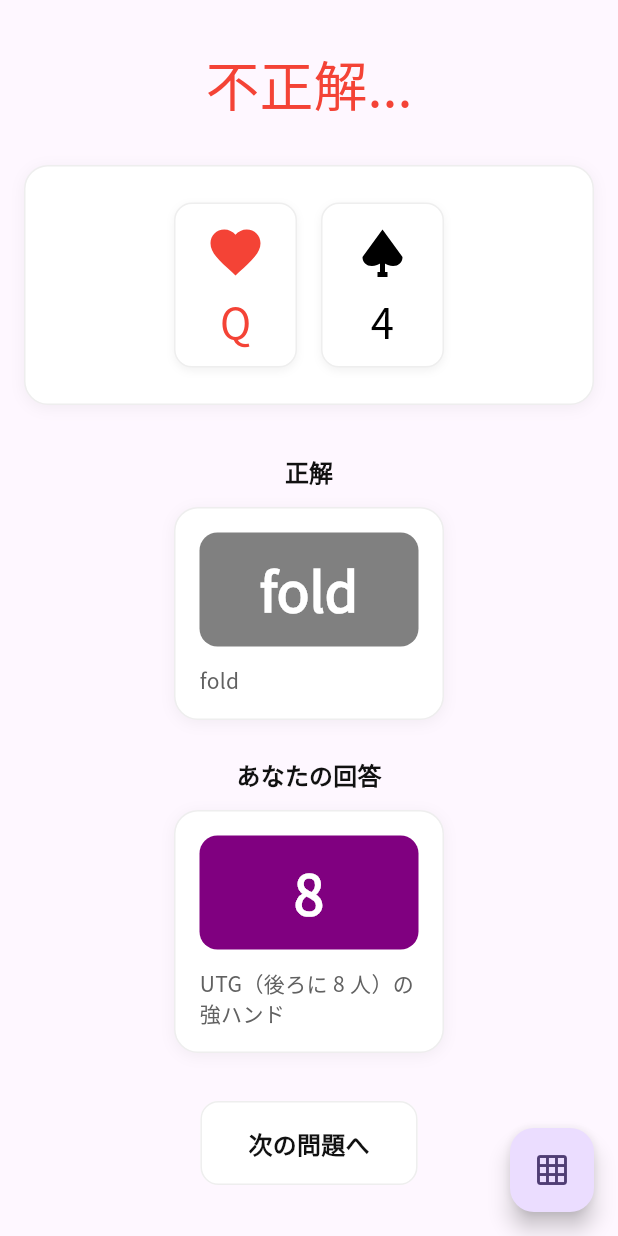
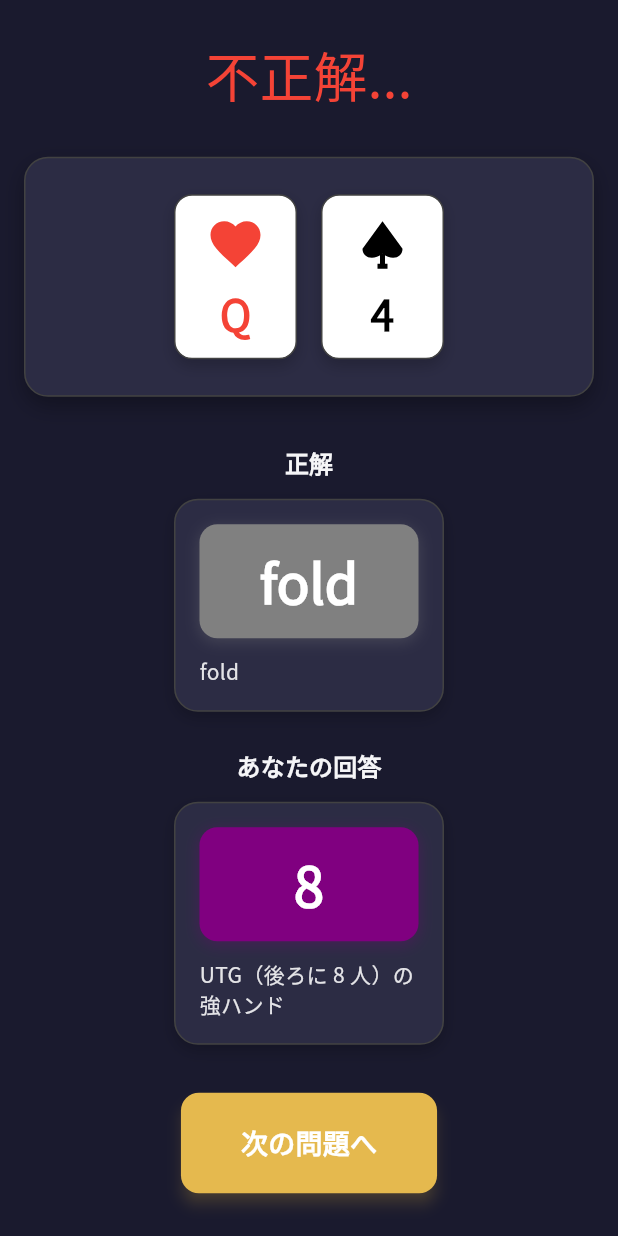
Before and after one commit to kosukesaigusa/preflop, a Flutter app: the screen it shows after launch, after a tap on an icon or button, on a phone screen of 412 x 824 dp. Run offline on Flutter 3.47's test engine with Material 3 defaults, Android fonts, the phone set to English and light mode, and no system bars; our stand-ins replace flutter_svg, freezed_annotation, gap, hooks_riverpod, riverpod_annotation, vector_graphics; generated files the repository leaves out were written again.

Commit message:
feat:  refactor UIs

```diff
--- a/lib/app/page/matrix/matrix_page.dart
+++ b/lib/app/page/matrix/matrix_page.dart
@@ -4,7 +4,7 @@ import 'package:hooks_riverpod/hooks_riverpod.dart';
 
 import '../../../entity/preflop.dart';
 import '../../../logic/preflop_hand_range_matrix.dart';
-import '../../util/typography.dart';
+import '../../../style/typography.dart';
 import '../../widget/preflop_hand_range_matrix_dropdown.dart';
 
 /// マトリックスを表示するページ。
--- a/lib/app/page/quiz/quiz_page.dart
+++ b/lib/app/page/quiz/quiz_page.dart
@@ -7,10 +7,9 @@ import '../../../entity/preflop.dart';
 import '../../../entity/preflop_hand_range_quiz.dart';
 import '../../../logic/preflop_hand_range_matrix.dart';
 import '../../../logic/preflop_hand_range_quiz.dart';
+import '../../../style/typography.dart';
 import '../../util/card.dart';
-import '../../util/typography.dart';
 import '../../widget/preflop_hand_range_matrix_dropdown.dart';
-import '../matrix/matrix_page.dart';
 
 /// クイズを表示するページ。
 class QuizPage extends ConsumerWidget {
@@ -19,9 +18,6 @@ class QuizPage extends ConsumerWidget {
 
   @override
   Widget build(BuildContext context, WidgetRef ref) {
-    // 選択中のハンドレンジを取得する。
-    final selectedRange = ref.watch(preflopHandRangeMatricesNotifierProvider);
-
     // クイズ一覧を取得する。
     final quizzes = ref.watch(preflopHandRangeQuizzzesNotifierProvider);
 
@@ -29,16 +25,6 @@ class QuizPage extends ConsumerWidget {
     final notifier = ref.read(preflopHandRangeQuizzzesNotifierProvider.notifier);
 
     return Scaffold(
-      floatingActionButton: FloatingActionButton(
-        onPressed:
-            () => Navigator.of(context).push(
-              MaterialPageRoute<void>(
-                builder: (context) => const MatrixPage(),
-                fullscreenDialog: true,
-              ),
-            ),
-        child: const Icon(Icons.grid_on),
-      ),
       body: Center(
         child: switch (quizzes.lastOrNull) {
           UnansweredPreflopHandRangeQuiz(:final hand) => SingleChildScrollView(
@@ -66,7 +52,8 @@ class QuizPage extends ConsumerWidget {
                         child: Row(
                           crossAxisAlignment: CrossAxisAlignment.start,
                           children: [
-                            for (final rank in selectedRange.preflopRanks)
+                            for (final rank
+                                in ref.watch(preflopHandRangeMatricesNotifierProvider).preflopRanks)
                               Padding(
                                 padding: const EdgeInsets.only(right: 12),
                                 child: SizedBox(
@@ -138,18 +125,7 @@ class QuizPage extends ConsumerWidget {
                     ),
                     Padding(
                       padding: const EdgeInsets.symmetric(horizontal: 16),
-                      child: ElevatedButton(
-                        onPressed: notifier.generate,
-                        style: ElevatedButton.styleFrom(
-                          padding: const EdgeInsets.symmetric(horizontal: 32, vertical: 16),
-                          backgroundColor: Colors.white,
-                          foregroundColor: Colors.black,
-                          elevation: 0,
-                          shape: RoundedRectangleBorder(borderRadius: BorderRadius.circular(12)),
-                          side: BorderSide(color: Colors.grey.shade200),
-                        ),
-                        child: Text('次の問題へ', style: context.titleMedium),
-                      ),
+                      child: _NextQuizButton(onPressed: notifier.generate),
                     ),
                   ],
                 ),
@@ -175,14 +151,14 @@ class _Hand extends StatelessWidget {
     return Container(
       padding: const EdgeInsets.all(24),
       decoration: BoxDecoration(
-        color: Colors.white,
+        color: const Color(0xFF2C2C44), // ダークブルーグレー
         borderRadius: BorderRadius.circular(16),
-        border: Border.all(color: Colors.grey.shade200),
+        border: Border.all(color: Colors.grey.shade800),
         boxShadow: [
           BoxShadow(
-            color: Colors.black.withValues(alpha: 0.05),
-            blurRadius: 8,
-            offset: const Offset(0, 2),
+            color: Colors.black.withValues(alpha: 0.3),
+            blurRadius: 12,
+            offset: const Offset(0, 6),
           ),
         ],
       ),
@@ -195,13 +171,13 @@ class _Hand extends StatelessWidget {
               padding: const EdgeInsets.symmetric(horizontal: 20, vertical: 12),
               decoration: BoxDecoration(
                 color: Colors.white,
-                border: Border.all(color: Colors.grey.shade200),
+                border: Border.all(color: Colors.grey.shade800),
                 borderRadius: BorderRadius.circular(12),
                 boxShadow: [
                   BoxShadow(
-                    color: Colors.black.withValues(alpha: 0.05),
-                    blurRadius: 4,
-                    offset: const Offset(0, 2),
+                    color: Colors.black.withValues(alpha: 0.2),
+                    blurRadius: 8,
+                    offset: const Offset(0, 4),
                   ),
                 ],
               ),
@@ -215,7 +191,10 @@ class _Hand extends StatelessWidget {
                   const Gap(8),
                   Text(
                     card.rank.displayText,
-                    style: context.headlineMedium.copyWith(color: card.mark.color),
+                    style: context.headlineMedium.copyWith(
+                      color: card.mark.color,
+                      fontWeight: FontWeight.bold,
+                    ),
                   ),
                 ],
               ),
@@ -248,14 +227,14 @@ class _RankDisplay extends StatelessWidget {
         return Container(
           padding: const EdgeInsets.all(16),
           decoration: BoxDecoration(
-            color: Colors.white,
+            color: const Color(0xFF2C2C44), // ダークブルーグレー
             borderRadius: BorderRadius.circular(16),
-            border: Border.all(color: Colors.grey.shade200),
+            border: Border.all(color: Colors.grey.shade800),
             boxShadow: [
               BoxShadow(
-                color: Colors.black.withValues(alpha: 0.05),
+                color: Colors.black.withValues(alpha: 0.2),
                 blurRadius: 8,
-                offset: const Offset(0, 2),
+                offset: const Offset(0, 4),
               ),
             ],
           ),
@@ -270,14 +249,14 @@ class _RankDisplay extends StatelessWidget {
             child: Container(
               padding: const EdgeInsets.all(16),
               decoration: BoxDecoration(
-                color: Colors.white,
+                color: const Color(0xFF2C2C44), // ダークブルーグレー
                 borderRadius: BorderRadius.circular(16),
-                border: Border.all(color: Colors.grey.shade200),
+                border: Border.all(color: Colors.grey.shade800),
                 boxShadow: [
                   BoxShadow(
-                    color: Colors.black.withValues(alpha: 0.05),
+                    color: Colors.black.withValues(alpha: 0.2),
                     blurRadius: 8,
-                    offset: const Offset(0, 2),
+                    offset: const Offset(0, 4),
                   ),
                 ],
               ),
@@ -295,7 +274,17 @@ class _RankDisplay extends StatelessWidget {
     children: [
       Container(
         padding: const EdgeInsets.symmetric(vertical: 16),
-        decoration: BoxDecoration(color: rank.color, borderRadius: BorderRadius.circular(12)),
+        decoration: BoxDecoration(
+          color: rank.color,
+          borderRadius: BorderRadius.circular(12),
+          boxShadow: [
+            BoxShadow(
+              color: rank.color.withValues(alpha: 0.3),
+              blurRadius: 8,
+              offset: const Offset(0, 2),
+            ),
+          ],
+        ),
         child: Text(
           rank.displayText,
           style: context.displaySmall.copyWith(
@@ -308,10 +297,36 @@ class _RankDisplay extends StatelessWidget {
       const Gap(12),
       Text(
         rank.description,
-        style: context.bodyMedium.copyWith(color: Colors.grey.shade700, height: 1.4),
+        style: context.bodyMedium.copyWith(color: const Color(0xFFE4E4E7), height: 1.4),
         maxLines: 3,
         overflow: TextOverflow.ellipsis,
       ),
     ],
   );
 }
+
+/// 次の問題へ進むボタン。
+class _NextQuizButton extends StatelessWidget {
+  /// 次の問題へ進むボタンを作成する。
+  const _NextQuizButton({required this.onPressed});
+
+  /// ボタン押下時のコールバック。
+  final VoidCallback onPressed;
+
+  @override
+  Widget build(BuildContext context) {
+    return ElevatedButton(
+      onPressed: onPressed,
+      style: ElevatedButton.styleFrom(
+        padding: const EdgeInsets.symmetric(horizontal: 40, vertical: 20),
+        backgroundColor: const Color(0xFFE5B94E), // ゴールド
+        foregroundColor: Colors.white,
+        elevation: 4,
+        shadowColor: const Color(0xFFE5B94E).withValues(alpha: 0.5),
+        shape: RoundedRectangleBorder(borderRadius: BorderRadius.circular(12)),
+        textStyle: context.titleMedium.copyWith(fontSize: 18, fontWeight: FontWeight.bold),
+      ),
+      child: const Text('次の問題へ'),
+    );
+  }
+}
--- a/lib/app/widget/preflop_hand_range_matrix_dropdown.dart
+++ b/lib/app/widget/preflop_hand_range_matrix_dropdown.dart
@@ -3,7 +3,7 @@ import 'package:hooks_riverpod/hooks_riverpod.dart';
 
 import '../../entity/preflop.dart';
 import '../../logic/preflop_hand_range_matrix.dart';
-import '../util/typography.dart';
+import '../../style/typography.dart';
 
 /// プリフロップハンドレンジ表を選択するドロップダウン。
 class PreflopHandRangeMatrixDropdown extends ConsumerWidget {
@@ -24,26 +24,40 @@ class PreflopHandRangeMatrixDropdown extends ConsumerWidget {
     return Container(
       padding: const EdgeInsets.symmetric(horizontal: 16),
       decoration: BoxDecoration(
-        color: Colors.white,
-        borderRadius: BorderRadius.circular(8),
-        border: Border.all(color: Colors.grey.shade200),
+        color: const Color(0xFF2C2C44), // ダークブルーグレー
+        borderRadius: BorderRadius.circular(12),
+        border: Border.all(color: Colors.grey.shade800),
         boxShadow: [
           BoxShadow(
-            color: Colors.black.withValues(alpha: 0.05),
-            blurRadius: 4,
-            offset: const Offset(0, 2),
+            color: Colors.black.withValues(alpha: 0.2),
+            blurRadius: 8,
+            offset: const Offset(0, 4),
           ),
         ],
+      ),
+      child: Theme(
+        data: Theme.of(context).copyWith(
+          // ドロップダウンメニューの背景色
+          canvasColor: const Color(0xFF2C2C44),
         ),
         child: DropdownButton<PreflopHandRangeMatrix>(
           value: selectedRange,
           isExpanded: true,
+          icon: const Icon(
+            Icons.arrow_drop_down,
+            color: Color(0xFFE5B94E), // ゴールド
+          ),
           underline: const SizedBox(),
           items: [
             for (final matrix in availableRanges)
               DropdownMenuItem<PreflopHandRangeMatrix>(
                 value: matrix,
-              child: Text(matrix.name, style: context.titleMedium),
+                child: Text(
+                  matrix.name,
+                  style: context.titleMedium.copyWith(
+                    color: const Color(0xFFF5F5F7), // 明るいグレー
+                  ),
+                ),
               ),
           ],
           onChanged: (newValue) {
@@ -53,6 +67,7 @@ class PreflopHandRangeMatrixDropdown extends ConsumerWidget {
             ref.read(preflopHandRangeMatricesNotifierProvider.notifier).update(newValue);
           },
         ),
+      ),
     );
   }
 }
--- a/lib/main.dart
+++ b/lib/main.dart
@@ -2,7 +2,7 @@ import 'package:flutter/material.dart';
 import 'package:hooks_riverpod/hooks_riverpod.dart';
 
 import 'app/page/quiz/quiz_page.dart';
-import 'app/util/typography.dart';
+import 'style/typography.dart';
 
 void main() {
   runApp(
@@ -10,7 +10,14 @@ void main() {
       child: MaterialApp(
         title: 'Preflop',
         theme: ThemeData(
-          colorScheme: ColorScheme.fromSeed(seedColor: Colors.deepPurple),
+          colorScheme: const ColorScheme.dark(
+            primary: Color(0xFFE5B94E), // ゴールド
+            secondary: Color(0xFF1F8A70), // ディープネイビー
+            surface: Color(0xFF2C2C44), // ダークブルーグレー
+            error: Color(0xFFCF2A2A), // ディープレッド
+          ),
+          scaffoldBackgroundColor: const Color(0xFF1A1A2E),
+          cardColor: const Color(0xFF2C2C44),
           useMaterial3: true,
           textTheme: appTextTheme,
         ),
--- /dev/null
+++ b/lib/style/color.dart
@@ -0,0 +1 @@
+abstract interface class AppColor {}
```
Also changed, not shown: lib/app/widget/hand.dart (added, +72 -0 lines), lib/app/widget/next_quiz_button.dart (added, +35 -0 lines), lib/app/widget/rank_display.dart (added, +105 -0 lines), lib/style/typography.dart (renamed from lib/app/util/typography.dart, +15 -15 lines), .github/workflows/deploy.yaml. Lines whose indentation alone changed are shown as unchanged.
